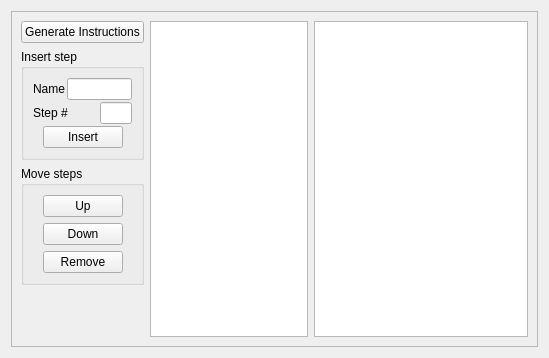
The window that ui/brewDayScrollWidget.ui (Brewtarget/brewtarget) describes before a commit, drawn with Qt 5.
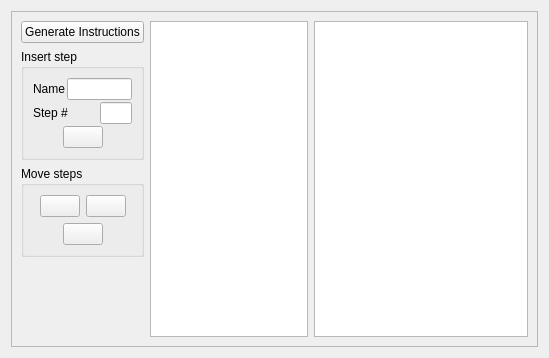
The same window after the commit. Icons and pictures are not drawn.

Commit message: Added icons to buttons in brew day scroll widget.

What changed in the file:
```diff
--- a/ui/brewDayScrollWidget.ui
+++ b/ui/brewDayScrollWidget.ui
@@ -24,8 +24,8 @@
        <rect>
         <x>0</x>
         <y>0</y>
-        <width>535</width>
-        <height>344</height>
+        <width>541</width>
+        <height>326</height>
        </rect>
       </property>
       <layout class="QHBoxLayout" name="horizontalLayout_3">
@@ -196,7 +196,11 @@
                    <string>Insert the new step</string>
                   </property>
                   <property name="text">
-                   <string>Insert</string>
+                   <string/>
+                  </property>
+                  <property name="icon">
+                   <iconset resource="../brewtarget.qrc">
+                    <normaloff>:/images/smallPlus.svg</normaloff>:/images/smallPlus.svg</iconset>
                   </property>
                  </widget>
                 </item>
@@ -269,42 +273,13 @@
                  <string>Move currently selected step up</string>
                 </property>
                 <property name="text">
-                 <string>Up</string>
+                 <string/>
+                </property>
+                <property name="icon">
+                 <iconset resource="../brewtarget.qrc">
+                  <normaloff>:/images/smallUpArrow.svg</normaloff>:/images/smallUpArrow.svg</iconset>
                 </property>
                </widget>
-              </item>
-              <item>
-               <spacer name="horizontalSpacer_8">
-                <property name="orientation">
-                 <enum>Qt::Horizontal</enum>
-                </property>
-                <property name="sizeHint" stdset="0">
-                 <size>
-                  <width>0</width>
-                  <height>0</height>
-                 </size>
-                </property>
-               </spacer>
-              </item>
-             </layout>
-            </item>
-            <item>
-             <layout class="QHBoxLayout" name="horizontalLayout_9">
-              <property name="margin">
-               <number>0</number>
-              </property>
-              <item>
-               <spacer name="horizontalSpacer_6">
-                <property name="orientation">
-                 <enum>Qt::Horizontal</enum>
-                </property>
-                <property name="sizeHint" stdset="0">
-                 <size>
-                  <width>0</width>
-                  <height>0</height>
-                 </size>
-                </property>
-               </spacer>
               </item>
               <item>
                <widget class="QPushButton" name="pushButton_down">
@@ -318,12 +293,16 @@
                  <string>Move currently selected step down</string>
                 </property>
                 <property name="text">
-                 <string>Down</string>
+                 <string/>
+                </property>
+                <property name="icon">
+                 <iconset resource="../brewtarget.qrc">
+                  <normaloff>:/images/smallDownArrow.svg</normaloff>:/images/smallDownArrow.svg</iconset>
                 </property>
                </widget>
               </item>
               <item>
-               <spacer name="horizontalSpacer_9">
+               <spacer name="horizontalSpacer_8">
                 <property name="orientation">
                  <enum>Qt::Horizontal</enum>
                 </property>
@@ -367,7 +346,11 @@
                  <string>Remove currently selected step</string>
                 </property>
                 <property name="text">
-                 <string>Remove</string>
+                 <string/>
+                </property>
+                <property name="icon">
+                 <iconset resource="../brewtarget.qrc">
+                  <normaloff>:/images/smallMinus.svg</normaloff>:/images/smallMinus.svg</iconset>
                 </property>
                </widget>
               </item>
```
Left out of the diff: 4 changed lines with no effect on the pictures. The commit also changes 1 other file.
